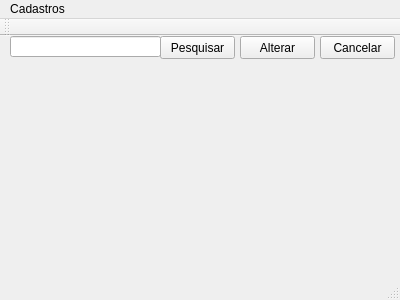
This is Geovani/mainwindows.ui in UnPComp2013/Grupo5 as Qt 5 draws it before an edit. The edited form follows.
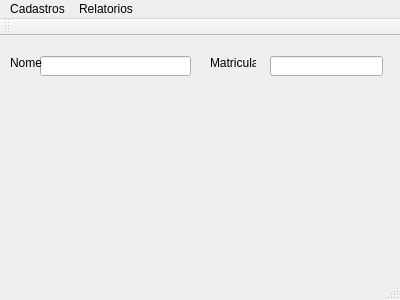
This is the edited form.

Patch:
```diff
--- a/Geovani/mainwindows.ui
+++ b/Geovani/mainwindows.ui
@@ -17,51 +17,48 @@
    <widget class="QLineEdit" name="lineEdit">
     <property name="geometry">
      <rect>
-      <x>10</x>
-      <y>0</y>
+      <x>40</x>
+      <y>20</y>
       <width>151</width>
-      <height>21</height>
+      <height>20</height>
      </rect>
     </property>
    </widget>
-   <widget class="QPushButton" name="pushButton">
+   <widget class="QLabel" name="label">
     <property name="geometry">
      <rect>
-      <x>160</x>
-      <y>0</y>
-      <width>75</width>
-      <height>23</height>
+      <x>10</x>
+      <y>20</y>
+      <width>46</width>
+      <height>13</height>
      </rect>
     </property>
     <property name="text">
-     <string>Pesquisar</string>
+     <string>Nome</string>
     </property>
    </widget>
-   <widget class="QPushButton" name="pushButton_2">
+   <widget class="QLabel" name="label_2">
     <property name="geometry">
      <rect>
-      <x>240</x>
-      <y>0</y>
-      <width>75</width>
-      <height>23</height>
+      <x>210</x>
+      <y>20</y>
+      <width>46</width>
+      <height>13</height>
      </rect>
     </property>
     <property name="text">
-     <string>Alterar</string>
+     <string>Matricula</string>
     </property>
    </widget>
-   <widget class="QPushButton" name="pushButton_3">
+   <widget class="QLineEdit" name="lineEdit_2">
     <property name="geometry">
      <rect>
-      <x>320</x>
-      <y>0</y>
-      <width>75</width>
-      <height>23</height>
+      <x>270</x>
+      <y>20</y>
+      <width>113</width>
+      <height>20</height>
      </rect>
     </property>
-    <property name="text">
-     <string>Cancelar</string>
-    </property>
    </widget>
   </widget>
   <widget class="QToolBar" name="mainToolBar">
@@ -95,8 +92,18 @@
     <addaction name="actionProfessores"/>
     <addaction name="actionCursos_2"/>
     <addaction name="menuHorarios"/>
+    <addaction name="menuDisciplinas"/>
+   </widget>
+   <widget class="QMenu" name="menuRelatorios">
+    <property name="title">
+     <string>Relatorios</string>
+    </property>
+    <addaction name="actionProfessores"/>
+    <addaction name="actionDisciplinas_3"/>
+    <addaction name="actionHorario"/>
    </widget>
    <addaction name="menuCadastro_de_horarrios"/>
+   <addaction name="menuRelatorios"/>
   </widget>
   <action name="actionCursos">
    <property name="text">
```
Left out of the diff: 117 changed lines with no effect on the pictures.
